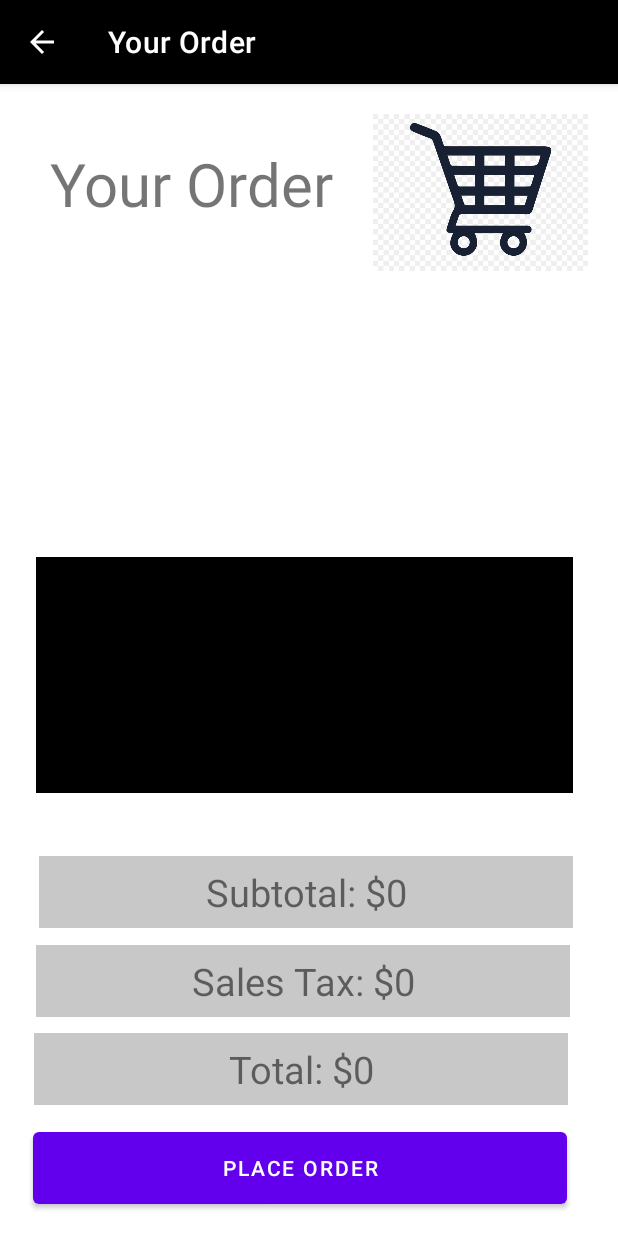
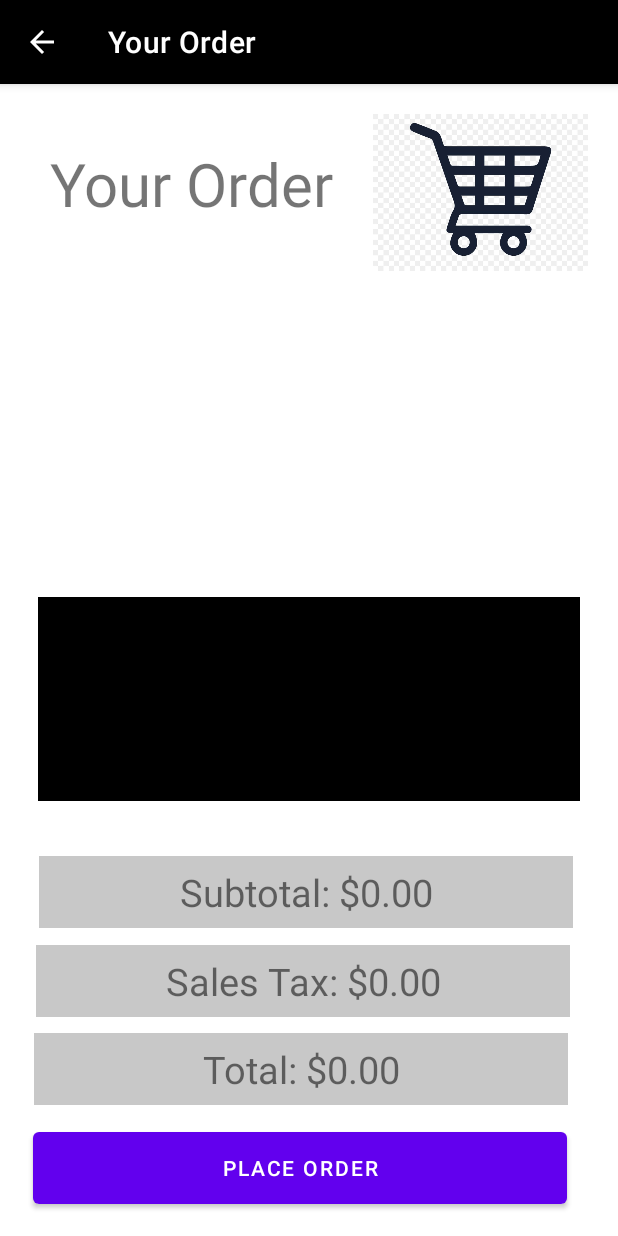
Before and after one commit to DimitriVictor/RUCaffeApp, an Android app: the screen it shows after launch (ViewOrder), after a tap on an icon or button, on a phone screen of 412 x 824 dp. Run offline under Robolectric (Android 15) with nearby library versions, the phone set to English and light mode, and no system bars.

Commit message:
[add] View Order

```diff
--- a/app/src/main/java/com/example/rucaffeapp/Constants.java
+++ b/app/src/main/java/com/example/rucaffeapp/Constants.java
@@ -5,8 +5,8 @@ import java.text.DecimalFormat;
 public class Constants {
 
     //CONSTANTS FOR PRICING
-    public static DecimalFormat df = new DecimalFormat("#.##");
-    public static final String ZERO = df.format(0.00);
+    public static DecimalFormat df = new DecimalFormat("0.00");
+    public static final String ZERO = df.format(0.0);
     public static final double SALES_TAX = .06625;
 
     //CONSTANTS FOR DONUT OBJECT
--- a/app/src/main/res/layout/activity_view_order.xml
+++ b/app/src/main/res/layout/activity_view_order.xml
@@ -5,6 +5,17 @@
     android:layout_width="match_parent"
     android:layout_height="match_parent"
     tools:context=".ViewOrder">
+
+    <ListView
+        android:layout_width="361dp"
+        android:layout_height="136dp"
+        android:layout_alignParentBottom="true"
+        android:layout_alignParentEnd="true"
+        android:layout_alignParentRight="true"
+        android:layout_marginBottom="290dp"
+        android:layout_marginEnd="25dp"
+        android:layout_marginRight="25dp"
+        android:background="@color/black" />
 
     <Button
         android:id="@+id/placeOrderBtn"
@@ -63,23 +74,6 @@
         android:text="TOTAL"
         android:textSize="25dp" />
 
-    <ScrollView
-        android:layout_width="358dp"
-        android:layout_height="157dp"
-        android:layout_alignParentBottom="true"
-        android:layout_alignParentEnd="true"
-        android:layout_alignParentRight="true"
-        android:layout_marginBottom="295dp"
-        android:layout_marginEnd="30dp"
-        android:layout_marginRight="30dp"
-        android:background="@color/black">
-
-        <LinearLayout
-            android:layout_width="match_parent"
-            android:layout_height="wrap_content"
-            android:orientation="vertical" />
-    </ScrollView>
-
     <TextView
         android:id="@+id/textView2"
         android:layout_width="207dp"
```
